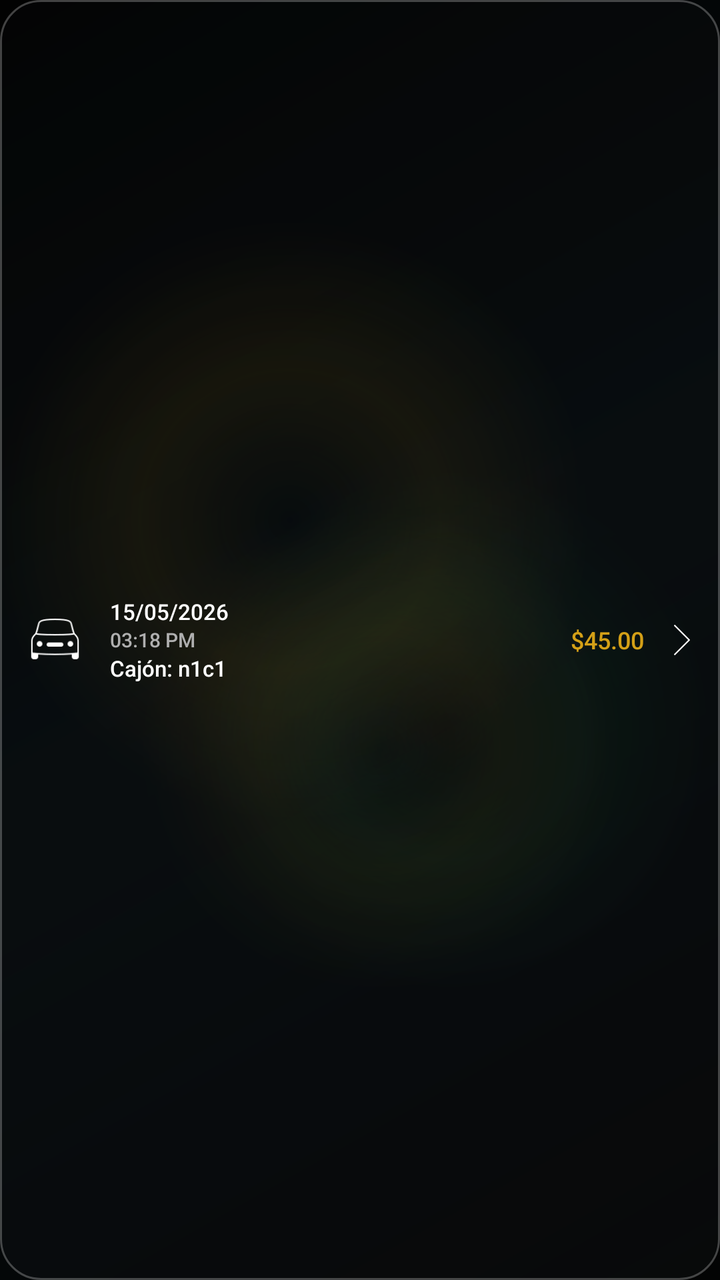
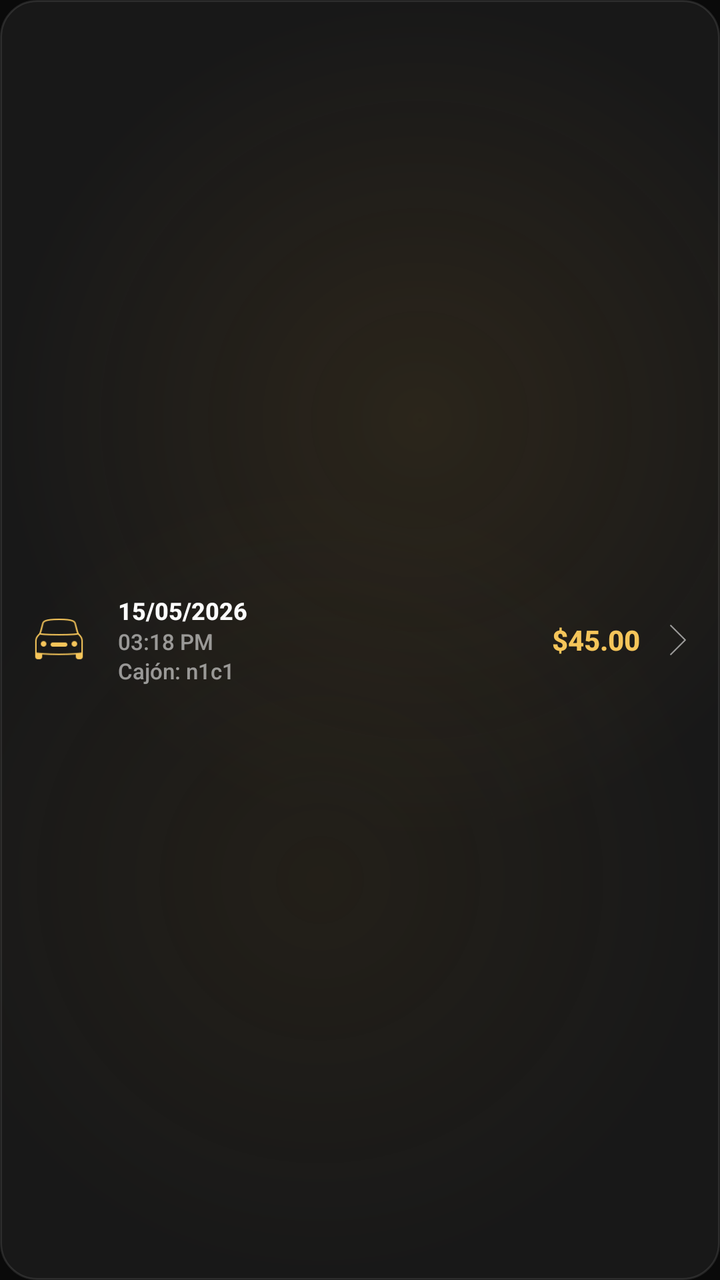

Two renders of the same Android screen: before a commit and after it. Below are the layout's source before the change and the commit's diff.
<!-- AndroidManifest.xml: application theme Theme.AppKaaxPark -->
<!-- res/layout/item_historial_visita.xml -->
<?xml version="1.0" encoding="utf-8"?>
<LinearLayout
    xmlns:android="http://schemas.android.com/apk/res/android"
    android:layout_width="match_parent"
    android:layout_height="70dp"
    android:layout_margin="10dp"
    android:background="@drawable/borde_negro"
    android:gravity="center_vertical"
    android:orientation="horizontal"
    android:padding="10dp"
    android:clickable="true"
    android:focusable="true">

    <ImageView
        android:layout_width="35dp"
        android:layout_height="35dp"
        android:src="@drawable/icon_carro_historial"/>

    <LinearLayout
        android:layout_width="0dp"
        android:layout_height="wrap_content"
        android:layout_weight="1"
        android:layout_marginStart="10dp"
        android:orientation="vertical">

        <TextView
            android:id="@+id/txtItemFecha"
            android:layout_width="wrap_content"
            android:layout_height="wrap_content"
            android:text="15/05/2026"
            android:textColor="#FFFFFF"
            android:textSize="11sp"/>

        <TextView
            android:id="@+id/txtItemHora"
            android:layout_width="wrap_content"
            android:layout_height="wrap_content"
            android:text="03:18 PM"
            android:textColor="#AFAFAF"
            android:textSize="10sp"/>

        <TextView
            android:id="@+id/txtItemCajon"
            android:layout_width="wrap_content"
            android:layout_height="wrap_content"
            android:text="Cajón: n1c1"
            android:textColor="#FFFFFF"
            android:textSize="11sp"/>

    </LinearLayout>

    <TextView
        android:id="@+id/txtItemMonto"
        android:layout_width="wrap_content"
        android:layout_height="wrap_content"
        android:text="$45.00"
        android:textColor="#D4A017"
        android:textSize="12sp"/>

    <ImageView
        android:layout_width="18dp"
        android:layout_height="18dp"
        android:layout_marginStart="10dp"
        android:src="@drawable/icon_flecha"/>

</LinearLayout>
<!-- resources referenced by this layout -->
<resources>
  <!-- drawable borde_negro (drawable) -->
  <?xml version="1.0" encoding="utf-8"?>
  <shape xmlns:android="http://schemas.android.com/apk/res/android">
      <gradient
          android:angle="135"
          android:startColor="#33181C20"
          android:centerColor="#2A161A1E"
          android:endColor="#22101214" />
      <stroke
          android:width="1dp"
          android:color="@color/glass_border" />
      <corners android:radius="20dp" />
  </shape>
  <style name="Theme.AppKaaxPark" parent="Base.Theme.AppKaaxPark" />
  <color name="glass_border">#40FFFFFF</color>
  <color name="gold_primary">#D4A017</color>
  <color name="black">#FF000000</color>
  <color name="gold_secondary">#E5A93C</color>
  <color name="gold_light">#F0C24B</color>
  <color name="glass_surface">#33191D21</color>
  <color name="white">#FFFFFFFF</color>
  <color name="glass_surface_soft">#22191D21</color>
  <style name="Widget.AppKaaxPark.TextView" parent="@android:style/Widget.TextView">
          <item name="android:fontFamily">sans-serif-medium</item>
      </style>
  <style name="Widget.AppKaaxPark.EditText" parent="@android:style/Widget.EditText">
          <item name="android:fontFamily">sans-serif-medium</item>
      </style>
  <style name="Widget.AppKaaxPark.Button" parent="@android:style/Widget.Button">
          <item name="android:fontFamily">sans-serif-medium</item>
          <item name="android:letterSpacing">0.02</item>
      </style>
  <!-- drawable bg_screen_glass (drawable) -->
  <?xml version="1.0" encoding="utf-8"?>
  <layer-list xmlns:android="http://schemas.android.com/apk/res/android">
  
      <item>
          <shape android:shape="rectangle">
              <gradient
                  android:angle="135"
                  android:startColor="#050607"
                  android:centerColor="#081114"
                  android:endColor="#030303" />
          </shape>
      </item>
  
      <item
          android:left="-70dp"
          android:top="-120dp">
          <shape android:shape="oval">
              <size
                  android:width="260dp"
                  android:height="260dp" />
              <gradient
                  android:type="radial"
                  android:gradientRadius="150dp"
                  android:centerColor="#26D4A017"
                  android:endColor="#00D4A017" />
          </shape>
      </item>
  
      <item
          android:right="-90dp"
          android:top="90dp">
          <shape android:shape="oval">
              <size
                  android:width="240dp"
                  android:height="240dp" />
              <gradient
                  android:type="radial"
                  android:gradientRadius="130dp"
                  android:centerColor="#182ECC71"
                  android:endColor="#002ECC71" />
          </shape>
      </item>
  
      <item
          android:left="20dp"
          android:bottom="-110dp">
          <shape android:shape="oval">
              <size
                  android:width="220dp"
                  android:height="220dp" />
              <gradient
                  android:type="radial"
                  android:gradientRadius="120dp"
                  android:centerColor="#1AD4A017"
                  android:endColor="#00D4A017" />
          </shape>
      </item>
  
      <item>
          <shape android:shape="rectangle">
              <solid android:color="@color/glass_scrim" />
          </shape>
      </item>
  
  </layer-list>
  <color name="glass_scrim">#66000000</color>
  <!-- unchanged entries left out for length: 3 -->
</resources>

<!-- the commit's change to res/layout/item_historial_visita.xml (unified diff, before → after) -->
@@ -1,26 +1,29 @@
 <?xml version="1.0" encoding="utf-8"?>
 <LinearLayout
     xmlns:android="http://schemas.android.com/apk/res/android"
+    xmlns:app="http://schemas.android.com/apk/res-auto"
     android:layout_width="match_parent"
-    android:layout_height="70dp"
-    android:layout_margin="10dp"
-    android:background="@drawable/borde_negro"
+    android:layout_height="72dp"
+    android:layout_marginHorizontal="12dp"
+    android:layout_marginVertical="6dp"
+    android:background="@drawable/bg_glass_card"
     android:gravity="center_vertical"
     android:orientation="horizontal"
-    android:padding="10dp"
+    android:padding="12dp"
     android:clickable="true"
     android:focusable="true">
 
     <ImageView
         android:layout_width="35dp"
         android:layout_height="35dp"
-        android:src="@drawable/icon_carro_historial"/>
+        android:src="@drawable/icon_carro_historial"
+        app:tint="#F5C55A" />
 
     <LinearLayout
         android:layout_width="0dp"
         android:layout_height="wrap_content"
         android:layout_weight="1"
-        android:layout_marginStart="10dp"
+        android:layout_marginStart="12dp"
         android:orientation="vertical">
 
         <TextView
@@ -28,23 +31,24 @@
             android:layout_width="wrap_content"
             android:layout_height="wrap_content"
             android:text="15/05/2026"
-            android:textColor="#FFFFFF"
-            android:textSize="11sp"/>
+            android:textColor="#FDFDFD"
+            android:textSize="12sp"
+            android:textStyle="bold" />
 
         <TextView
             android:id="@+id/txtItemHora"
             android:layout_width="wrap_content"
             android:layout_height="wrap_content"
             android:text="03:18 PM"
-            android:textColor="#AFAFAF"
-            android:textSize="10sp"/>
+            android:textColor="#8CFFFFFF"
+            android:textSize="11sp"/>
 
         <TextView
             android:id="@+id/txtItemCajon"
             android:layout_width="wrap_content"
             android:layout_height="wrap_content"
             android:text="Cajón: n1c1"
-            android:textColor="#FFFFFF"
+            android:textColor="#8CFFFFFF"
             android:textSize="11sp"/>
 
     </LinearLayout>
@@ -54,13 +58,15 @@
         android:layout_width="wrap_content"
         android:layout_height="wrap_content"
         android:text="$45.00"
-        android:textColor="#D4A017"
-        android:textSize="12sp"/>
+        android:textColor="#F5C55A"
+        android:textSize="14sp"
+        android:textStyle="bold"/>
 
     <ImageView
         android:layout_width="18dp"
         android:layout_height="18dp"
         android:layout_marginStart="10dp"
-        android:src="@drawable/icon_flecha"/>
+        android:src="@drawable/icon_flecha"
+        app:tint="#8CFFFFFF"/>
 
 </LinearLayout>
<!-- resource entries referenced after the edit -->
@@ -1,17 +1,14 @@
 <!-- resources referenced by this layout -->
 <resources>
-  <!-- drawable borde_negro (drawable) -->
+  <!-- drawable bg_glass_card (drawable) -->
   <?xml version="1.0" encoding="utf-8"?>
-  <shape xmlns:android="http://schemas.android.com/apk/res/android">
-      <gradient
-          android:angle="135"
-          android:startColor="#33181C20"
-          android:centerColor="#2A161A1E"
-          android:endColor="#22101214" />
+  <shape xmlns:android="http://schemas.android.com/apk/res/android"
+      android:shape="rectangle">
+      <solid android:color="#0FFFFFFF" /> 
       <stroke
           android:width="1dp"
-          android:color="@color/glass_border" />
-      <corners android:radius="20dp" />
+          android:color="#1AFFFFFF" /> 
+      <corners android:radius="18dp" />
   </shape>
   <style name="Theme.AppKaaxPark" parent="Base.Theme.AppKaaxPark" />
   <color name="glass_border">#40FFFFFF</color>
@@ -36,69 +33,40 @@
   <?xml version="1.0" encoding="utf-8"?>
   <layer-list xmlns:android="http://schemas.android.com/apk/res/android">
   
+      
       <item>
           <shape android:shape="rectangle">
-              <gradient
-                  android:angle="135"
-                  android:startColor="#050607"
-                  android:centerColor="#081114"
-                  android:endColor="#030303" />
+              <solid android:color="#0A0A0A" />
           </shape>
       </item>
   
-      <item
-          android:left="-70dp"
-          android:top="-120dp">
+      
+      <item android:gravity="top|start">
           <shape android:shape="oval">
-              <size
-                  android:width="260dp"
-                  android:height="260dp" />
+              <size android:width="420dp" android:height="420dp" />
               <gradient
                   android:type="radial"
-                  android:gradientRadius="150dp"
-                  android:centerColor="#26D4A017"
-                  android:endColor="#00D4A017" />
+                  android:gradientRadius="210dp"
+                  android:centerColor="#333A2A10"
+                  android:startColor="#663A2A10"
+                  android:endColor="#000A0A0A" />
           </shape>
       </item>
   
-      <item
-          android:right="-90dp"
-          android:top="90dp">
+      
+      <item android:gravity="bottom|end">
           <shape android:shape="oval">
-              <size
-                  android:width="240dp"
-                  android:height="240dp" />
+              <size android:width="400dp" android:height="400dp" />
               <gradient
                   android:type="radial"
-                  android:gradientRadius="130dp"
-                  android:centerColor="#182ECC71"
-                  android:endColor="#002ECC71" />
-          </shape>
-      </item>
-  
-      <item
-          android:left="20dp"
-          android:bottom="-110dp">
-          <shape android:shape="oval">
-              <size
-                  android:width="220dp"
-                  android:height="220dp" />
-              <gradient
-                  android:type="radial"
-                  android:gradientRadius="120dp"
-                  android:centerColor="#1AD4A017"
-                  android:endColor="#00D4A017" />
-          </shape>
-      </item>
-  
-      <item>
-          <shape android:shape="rectangle">
-              <solid android:color="@color/glass_scrim" />
+                  android:gradientRadius="200dp"
+                  android:centerColor="#2A2A1F0A"
+                  android:startColor="#552A1F0A"
+                  android:endColor="#000A0A0A" />
           </shape>
       </item>
   
   </layer-list>
-  <color name="glass_scrim">#66000000</color>
   <!-- unchanged entries left out for length: 3 -->
 </resources>
 
